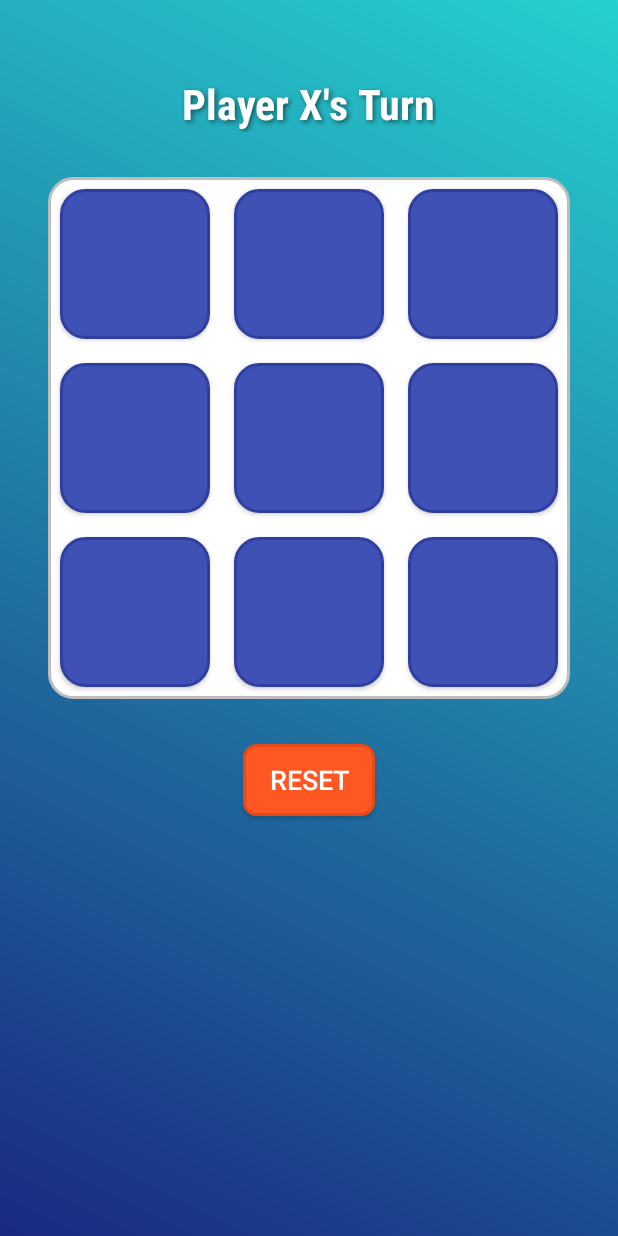
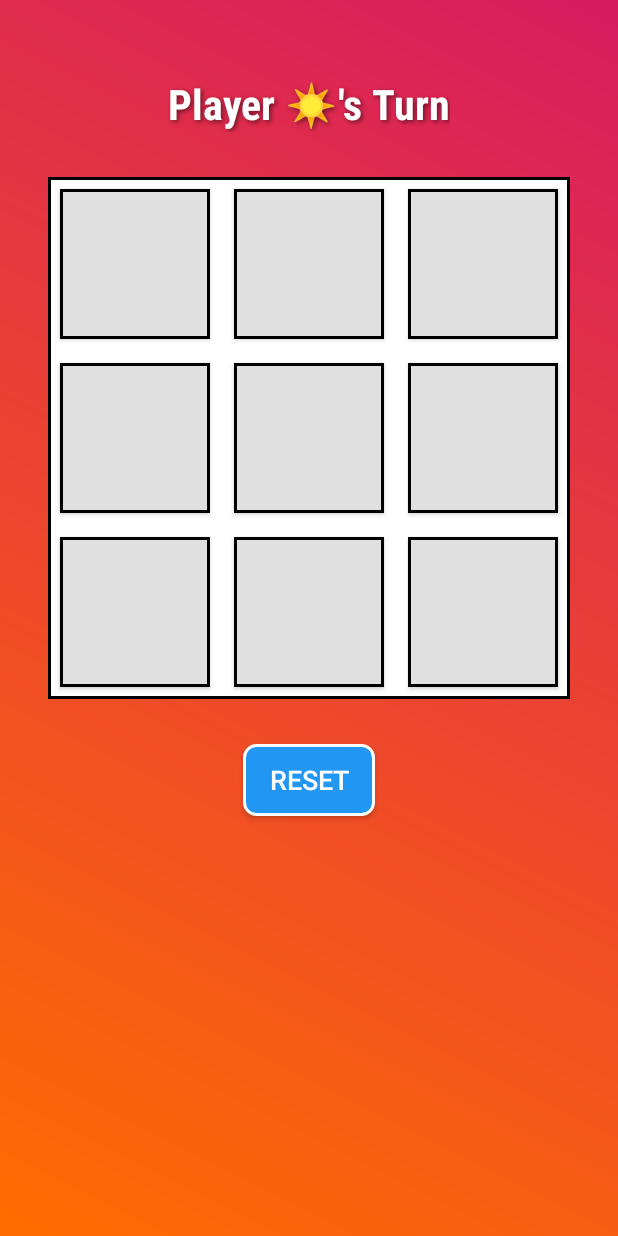
Before and after one commit to k-aghakhani/TicTacToe, an Android app: the screen it shows after launch (MainActivity), on a phone screen of 412 x 824 dp. Run offline under Robolectric (Android 15) with nearby library versions, the phone set to English and light mode, and no system bars.

Commit message:
Improved user interface and color scheme

```diff
--- a/app/src/main/res/drawable/button_background.xml
+++ b/app/src/main/res/drawable/button_background.xml
@@ -1,6 +1,6 @@
 <?xml version="1.0" encoding="utf-8"?>
 <shape xmlns:android="http://schemas.android.com/apk/res/android">
-    <solid android:color="#FF5722"/>
-    <corners android:radius="8dp"/>
-    <stroke android:width="2dp" android:color="#E64A19"/>
+    <solid android:color="#2196F3" /> <!-- تغییر به آبی تیره برای کنتراست بهتر -->
+    <corners android:radius="8dp" />
+    <stroke android:width="2dp" android:color="#FFFFFF" /> <!-- اضافه کردن حاشیه سفید -->
 </shape>
--- a/app/src/main/res/drawable/cell_background.xml
+++ b/app/src/main/res/drawable/cell_background.xml
@@ -1,6 +1,5 @@
 <?xml version="1.0" encoding="utf-8"?>
 <shape xmlns:android="http://schemas.android.com/apk/res/android">
-    <solid android:color="#3F51B5"/>
-    <corners android:radius="16dp"/>
-    <stroke android:width="2dp" android:color="#303F9F"/>
+    <solid android:color="#E0E0E0" />
+    <stroke android:width="2dp" android:color="#000000" />
 </shape>
--- a/app/src/main/res/drawable/gradient_background.xml
+++ b/app/src/main/res/drawable/gradient_background.xml
@@ -1,7 +1,7 @@
 <?xml version="1.0" encoding="utf-8"?>
 <shape xmlns:android="http://schemas.android.com/apk/res/android">
     <gradient
-        android:startColor="#1A2980"
-        android:endColor="#26D0CE"
+        android:startColor="#FF6D00"
+        android:endColor="#D81B60"
         android:angle="45"/>
 </shape>
--- a/app/src/main/res/drawable/grid_background.xml
+++ b/app/src/main/res/drawable/grid_background.xml
@@ -1,6 +1,5 @@
 <?xml version="1.0" encoding="utf-8"?>
 <shape xmlns:android="http://schemas.android.com/apk/res/android">
-    <solid android:color="#FFFFFF"/>
-    <corners android:radius="16dp"/>
-    <stroke android:width="2dp" android:color="#BDBDBD"/>
+    <solid android:color="#FFFFFF" />
+    <stroke android:width="2dp" android:color="#000000" />
 </shape>
--- a/app/src/main/res/layout/activity_main.xml
+++ b/app/src/main/res/layout/activity_main.xml
@@ -14,7 +14,7 @@
         android:id="@+id/tv_status"
         android:layout_width="wrap_content"
         android:layout_height="wrap_content"
-        android:text="Player X's Turn"
+        android:text="Player ☀️'s Turn"
         android:textSize="28sp"
         android:textColor="@color/white"
         android:fontFamily="sans-serif-condensed"
```
